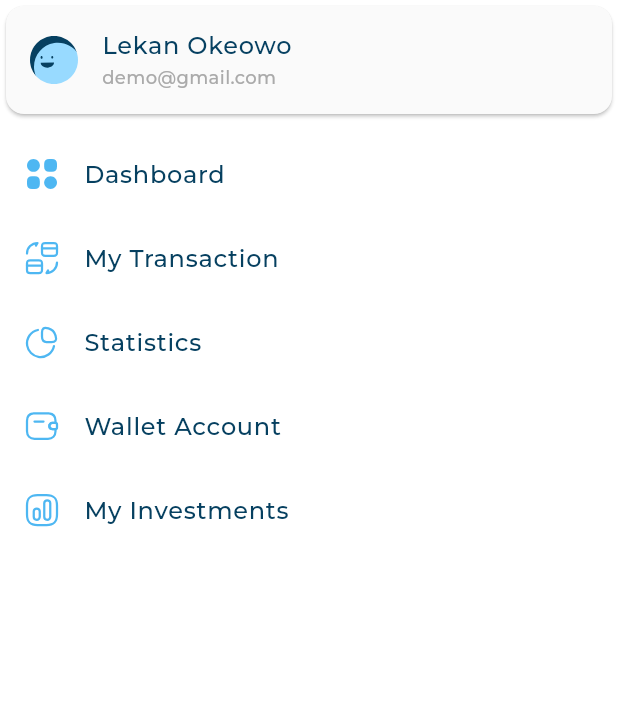
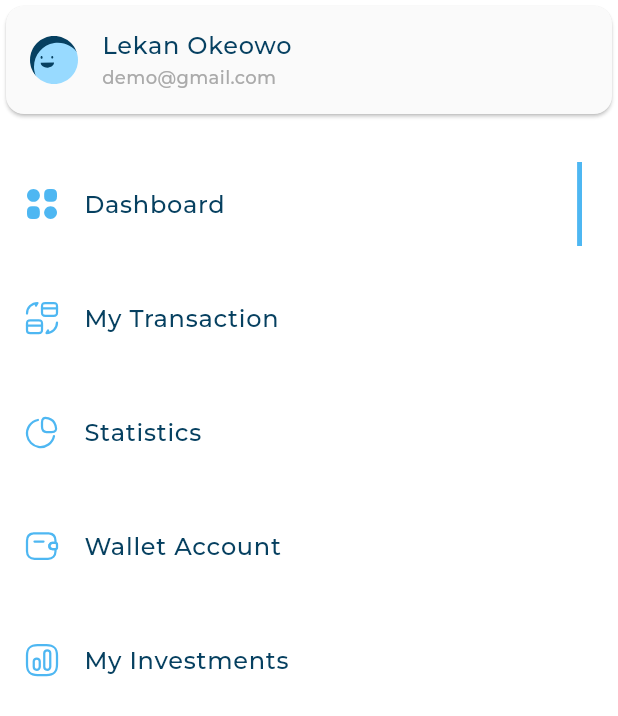
Before and after one commit to x00Adham/adaptive_dashboard, a Flutter app: the DesktopLayout screen opened directly, on a phone screen of 412 x 824 dp. Shown: the top 716 px of the screen. Run offline on Flutter 3.47's test engine with Material 3 defaults, Android fonts, the phone set to English and light mode, and no system bars; our stand-ins replace flutter_svg; project files that could hold a hidden picture were left out.

Commit message:
active/inactive ListviewDrawer animation

```diff
--- a/lib/widget/drawer_item_widget.dart
+++ b/lib/widget/drawer_item_widget.dart
@@ -4,14 +4,50 @@ import 'package:flutter/material.dart';
 import 'package:flutter_svg/svg.dart';
 
 class DrawerItemWidget extends StatelessWidget {
-  const DrawerItemWidget({super.key, required this.drawerItemModel});
+  const DrawerItemWidget({
+    super.key,
+    required this.drawerItemModel,
+    required this.isActive,
+  });
+  final DrawerItemModel drawerItemModel;
+  final bool isActive;
+
+  @override
+  Widget build(BuildContext context) {
+    return isActive
+        ? ActiveListTile(drawerItemModel: drawerItemModel)
+        : InActiveListTile(drawerItemModel: drawerItemModel);
+  }
+}
+
+class ActiveListTile extends StatelessWidget {
+  const ActiveListTile({super.key, required this.drawerItemModel});
+
   final DrawerItemModel drawerItemModel;
 
   @override
   Widget build(BuildContext context) {
-    return  ListTile(
+    return ListTile(
       leading: SvgPicture.asset(drawerItemModel.image),
-      title:Text(drawerItemModel.title,style: AppStyles.styleRegular16(),) ,
+      title: Text(drawerItemModel.title, style: AppStyles.styleRegular16()),
+      trailing: Container(
+        width: 3.27,
+        decoration: BoxDecoration(color: Color(0xFF4EB7F2)),
+      ),
     );
   }
 }
+
+class InActiveListTile extends StatelessWidget {
+  const InActiveListTile({super.key, required this.drawerItemModel});
+
+  final DrawerItemModel drawerItemModel;
+
+  @override
+  Widget build(BuildContext context) {
+    return ListTile(
+      leading: SvgPicture.asset(drawerItemModel.image),
+      title: Text(drawerItemModel.title, style: AppStyles.styleRegular16()),
+    );
+  }
+}
--- a/lib/widget/listview_drawer_item.dart
+++ b/lib/widget/listview_drawer_item.dart
@@ -1,11 +1,12 @@
+import 'dart:developer';
+
 import 'package:adaptive_dashboard/model/drawer_item_model.dart';
 import 'package:adaptive_dashboard/utils/app_images.dart';
 import 'package:adaptive_dashboard/widget/drawer_item_widget.dart';
 import 'package:flutter/material.dart';
 
-class ListviewDrawerItem extends StatelessWidget {
+class ListviewDrawerItem extends StatefulWidget {
   const ListviewDrawerItem({super.key});
-
   static final List<DrawerItemModel> drawerItems = [
     DrawerItemModel(image: Assets.assetsImagesDashboard, title: "Dashboard"),
     DrawerItemModel(
@@ -24,14 +25,35 @@ class ListviewDrawerItem extends StatelessWidget {
   ];
 
   @override
+  State<ListviewDrawerItem> createState() => _ListviewDrawerItemState();
+}
+
+class _ListviewDrawerItemState extends State<ListviewDrawerItem> {
+  int activeindex = 0;
+  @override
   Widget build(BuildContext context) {
     return Expanded(
       child: ListView.builder(
         shrinkWrap: true,
         physics: NeverScrollableScrollPhysics(),
-        itemCount: drawerItems.length,
+        itemCount: ListviewDrawerItem.drawerItems.length,
         itemBuilder: (context, index) {
-          return DrawerItemWidget(drawerItemModel: drawerItems[index]);
+          return Padding(
+            padding: const EdgeInsets.only(top: 20),
+            child: GestureDetector(
+              onTap: () {
+                if (activeindex != index) {
+                  setState(() {
+                    activeindex = index;
+                  });
+                }
+              },
+              child: DrawerItemWidget(
+                isActive: activeindex == index,
+                drawerItemModel: ListviewDrawerItem.drawerItems[index],
+              ),
+            ),
+          );
         },
       ),
     );
```
